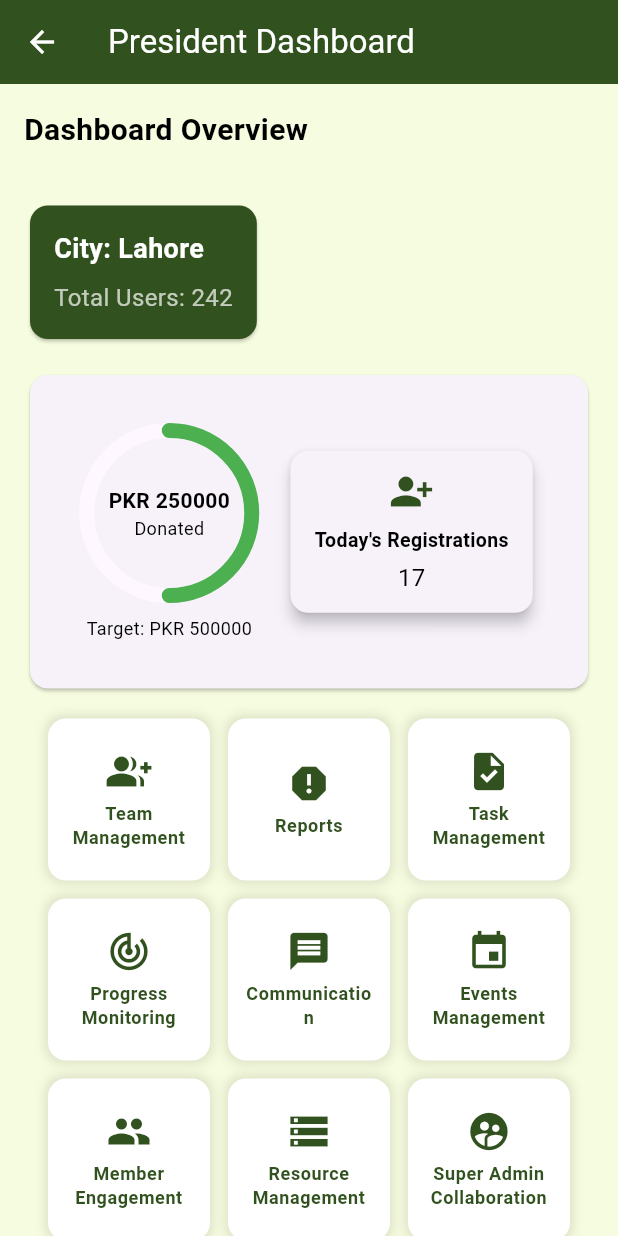
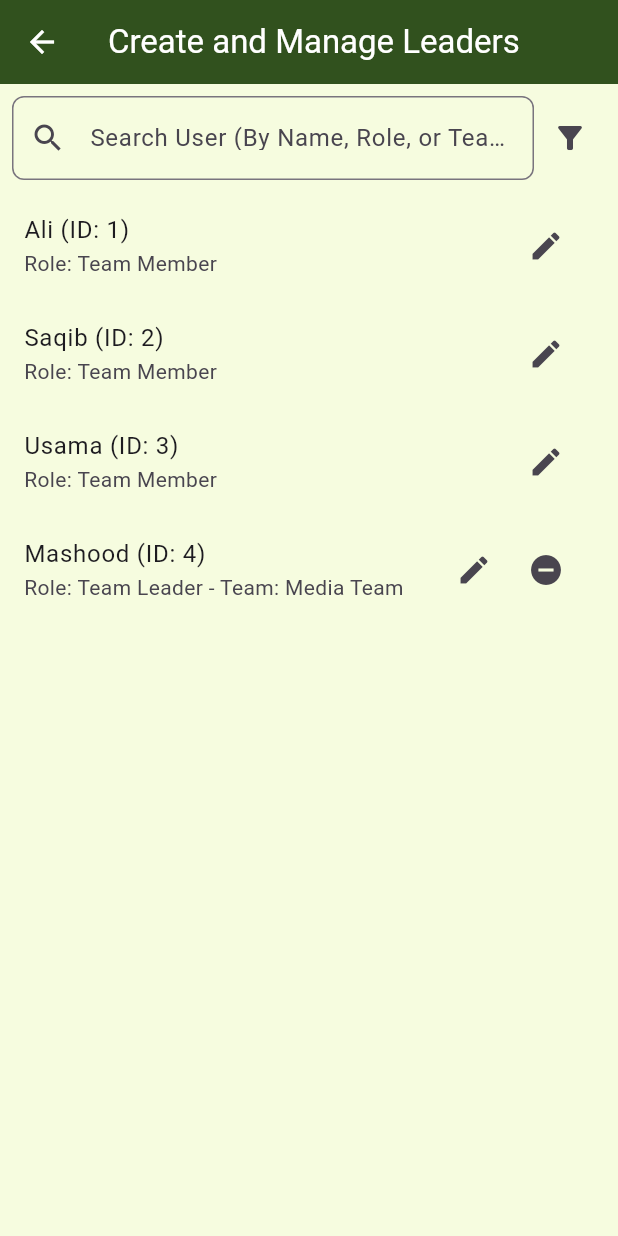
Before and after one commit to Muhammadsaqibsharif/kaar_e_kamal, a Flutter app: the PresidentDashboardScreen screen opened by its route, after a tap on "Team Management", on a phone screen of 412 x 824 dp. Run offline on Flutter 3.47's test engine with Material 3 defaults, Android fonts, the light colour scheme and no system bars; drawn by our look-alikes of percent_indicator; our stand-ins replace carousel_slider, image_picker, share_plus, shared_preferences; accounts and stored records are empty.

Commit message:
President Team Managment Screen

```diff
--- a/lib/routes/app_routes.dart
+++ b/lib/routes/app_routes.dart
@@ -4,6 +4,7 @@ import 'package:kaar_e_kamal/routes/route_names.dart';
 import 'package:kaar_e_kamal/screens/common/profile/user_profile_screen.dart';
 import 'package:kaar_e_kamal/screens/drawer/mainDrawer.dart';
 import 'package:kaar_e_kamal/screens/president/president_dashboard_screen.dart';
+import 'package:kaar_e_kamal/screens/president/team_management/team_managment_screen.dart';
 import 'package:kaar_e_kamal/screens/superAdmin/access_control/access_control.dart';
 import 'package:kaar_e_kamal/screens/superAdmin/chapter_management/assign_position_screen.dart';
 import 'package:kaar_e_kamal/screens/superAdmin/chapter_management/chapter_list_screen.dart';
@@ -97,6 +98,8 @@ class AppRoutes {
       //president routes
       RouteNames.PresidentDashboardScreen: (context) =>
           PresidentDashboardScreen(),
+      RouteNames.TeamManagmentScreen: (context) =>
+          TeamManagmentScreen(),
     };
   }
 }
--- a/lib/routes/route_names.dart
+++ b/lib/routes/route_names.dart
@@ -34,6 +34,7 @@ class RouteNames {
    //president routes
   static const String PresidentDashboardScreen = '/PresidentDashboardScreen';
   static const String PresidentDashboardWidget = '/PresidentDashboardWidget';
+  static const String TeamManagmentScreen = '/TeamManagmentScreen';
 
 
 }
--- a/lib/screens/president/president_dashboard_screen.dart
+++ b/lib/screens/president/president_dashboard_screen.dart
@@ -1,4 +1,5 @@
 import 'package:flutter/material.dart';
+import 'package:kaar_e_kamal/routes/route_names.dart';
 import 'package:kaar_e_kamal/widgets/president/dashboard/president_dashboard_widget.dart';
 
 class PresidentDashboardScreen extends StatelessWidget {
@@ -49,7 +50,8 @@ class PresidentDashboardScreen extends StatelessWidget {
                     _buildFeatureTile(context,
                         title: 'Team Management',
                         icon: Icons.group_add, onTap: () {
-                      // Navigator.pushNamed(context, RouteNames.TeamManagementScreen);
+                      Navigator.pushNamed(
+                          context, RouteNames.TeamManagmentScreen);
                     }),
                     _buildFeatureTile(context,
                         title: 'Reports', icon: Icons.report, onTap: () {
--- /dev/null
+++ b/lib/screens/president/team_management/team_managment_screen.dart
@@ -0,0 +1,254 @@
+import 'package:flutter/material.dart';
+
+class TeamManagmentScreen extends StatefulWidget {
+  @override
+  _TeamManagmentScreenState createState() => _TeamManagmentScreenState();
+}
+
+class _TeamManagmentScreenState extends State<TeamManagmentScreen> {
+  // Example list of users with associated teams
+  List<Map<String, dynamic>> users = [
+    {"id": 1, "name": "Ali", "role": "Team Member", "team": null},
+    {"id": 2, "name": "Saqib", "role": "Team Member", "team": null},
+    {"id": 3, "name": "Usama", "role": "Team Member", "team": null},
+    {"id": 4, "name": "Mashood", "role": "Team Leader", "team": "Media Team"},
+  ];
+
+  // Filtered list of users based on search and filter
+  List<Map<String, dynamic>> filteredUsers = [];
+
+  final TextEditingController searchController = TextEditingController();
+
+  final List<String> teams = [
+    "Media Team",
+    "Induction team",
+    "Graphics team",
+    "Blood Donation Team",
+    "Operational Team",
+    "Finance Team",
+    "Content team",
+    "Sponsorship Team",
+    "Event Team ",
+    "Survey Team",
+    "Verification team",
+    "Database Team",
+    "PR Team",
+    "Documentation Team",
+    "Response Groups Team",
+  ];
+
+  String? selectedTeam;
+  bool showLeadersOnly = false; // Filter flag for showing only leaders
+
+  @override
+  void initState() {
+    super.initState();
+    filteredUsers = List.from(users);
+    searchController.addListener(_filterUsers);
+  }
+
+  void _filterUsers() {
+    String query = searchController.text.toLowerCase();
+    setState(() {
+      filteredUsers = users
+          .where((user) =>
+              // Apply filtering based on search query, role, and team
+              (user["role"] == "Team Leader" && showLeadersOnly) ||
+              (user["name"].toLowerCase().contains(query) ||
+                  user["role"].toLowerCase().contains(query) ||
+                  user["id"].toString().contains(query) ||
+                  (user["team"] != null &&
+                      user["team"]!.toLowerCase().contains(query))))
+          .toList();
+    });
+  }
+
+  void _assignLeaderDialog(BuildContext context, Map<String, dynamic> user) {
+    selectedTeam = user['team']; // Pre-select the current team (if any)
+
+    showDialog(
+      context: context,
+      builder: (BuildContext context) {
+        return StatefulBuilder(
+          builder: (context, setStateDialog) {
+            return Dialog(
+              shape: RoundedRectangleBorder(
+                borderRadius: BorderRadius.circular(10),
+              ),
+              child: Padding(
+                padding: const EdgeInsets.all(16.0),
+                child: Column(
+                  mainAxisSize: MainAxisSize.min,
+                  children: [
+                    Text(
+                      "Assign Leader for ${user['name']} (ID: ${user['id']})",
+                      style: const TextStyle(
+                        fontSize: 18,
+                        fontWeight: FontWeight.bold,
+                      ),
+                      textAlign: TextAlign.center,
+                    ),
+                    const SizedBox(height: 16),
+                    DropdownButtonFormField<String>(
+                      value: selectedTeam,
+                      decoration: const InputDecoration(
+                        labelText: "Select Team",
+                        border: OutlineInputBorder(),
+                      ),
+                      items: teams.map((team) {
+                        return DropdownMenuItem(value: team, child: Text(team));
+                      }).toList(),
+                      onChanged: (value) {
+                        setStateDialog(() {
+                          selectedTeam = value;
+                        });
+                      },
+                    ),
+                    const SizedBox(height: 24),
+                    Row(
+                      mainAxisAlignment: MainAxisAlignment.end,
+                      children: [
+                        TextButton(
+                          child: const Text("Cancel"),
+                          onPressed: () => Navigator.pop(context),
+                        ),
+                        ElevatedButton(
+                          onPressed: () {
+                            if (selectedTeam != null) {
+                              setState(() {
+                                // Here you would update the user's role/team as needed
+                                int userIndex = users
+                                    .indexWhere((u) => u["id"] == user["id"]);
+                                if (userIndex != -1) {
+                                  users[userIndex]["role"] = "Team Leader";
+                                  users[userIndex]["team"] = selectedTeam;
+                                }
+
+                                // Also update filteredUsers to reflect the changes immediately
+                                filteredUsers = List.from(users);
+                              });
+                              Navigator.pop(context);
+                            }
+                          },
+                          child: const Text("Assign Leader"),
+                        ),
+                      ],
+                    ),
+                  ],
+                ),
+              ),
+            );
+          },
+        );
+      },
+    );
+  }
+
+  void _removeLeaderDialog(BuildContext context, Map<String, dynamic> user) {
+    showDialog(
+      context: context,
+      builder: (BuildContext context) {
+        return AlertDialog(
+          title: Text("Remove Leader Role from ${user['name']}"),
+          content: Text(
+              "Are you sure you want to remove ${user['name']}'s leader role?"),
+          actions: [
+            TextButton(
+              child: const Text("Cancel"),
+              onPressed: () => Navigator.pop(context),
+            ),
+            ElevatedButton(
+              onPressed: () {
+                setState(() {
+                  // Remove the leader role by updating the user's role
+                  int userIndex =
+                      users.indexWhere((u) => u["id"] == user["id"]);
+                  if (userIndex != -1) {
+                    users[userIndex]["role"] = "Team Member";
+                    users[userIndex]["team"] = null; // Clear the team
+                  }
+
+                  // Also update filteredUsers to reflect the changes immediately
+                  filteredUsers = List.from(users);
+                });
+                Navigator.pop(context);
+              },
+              child: const Text("Remove Leader"),
+            ),
+          ],
+        );
+      },
+    );
+  }
+
+  @override
+  Widget build(BuildContext context) {
+    return Scaffold(
+      appBar: AppBar(title: const Text("Create and Manage Leaders")),
+      body: Column(
+        children: [
+          Padding(
+            padding: const EdgeInsets.all(8.0),
+            child: Row(
+              children: [
+                Expanded(
+                  child: TextField(
+                    controller: searchController,
+                    decoration: InputDecoration(
+                      labelText: "Search User (By Name, Role, or Team)",
+                      prefixIcon: const Icon(Icons.search),
+                      border: OutlineInputBorder(
+                        borderRadius: BorderRadius.circular(8.0),
+                      ),
+                    ),
+                  ),
+                ),
+                IconButton(
+                  icon: Icon(showLeadersOnly
+                      ? Icons.filter_alt_off
+                      : Icons.filter_alt),
+                  onPressed: () {
+                    setState(() {
+                      showLeadersOnly = !showLeadersOnly;
+                    });
+                    _filterUsers(); // Reapply filter when toggling
+                  },
+                ),
+              ],
+            ),
+          ),
+          Expanded(
+            child: ListView.builder(
+              itemCount: filteredUsers.length,
+              itemBuilder: (context, index) {
+                return ListTile(
+                  title: Text(
+                      "${filteredUsers[index]["name"]} (ID: ${filteredUsers[index]['id']})"),
+                  subtitle: Text(
+                    "Role: ${filteredUsers[index]['role']} ${filteredUsers[index]['team'] != null ? '- Team: ${filteredUsers[index]['team']}' : ''}",
+                  ),
+                  trailing: Row(
+                    mainAxisSize: MainAxisSize.min,
+                    children: [
+                      IconButton(
+                        icon: const Icon(Icons.edit),
+                        onPressed: () =>
+                            _assignLeaderDialog(context, filteredUsers[index]),
+                      ),
+                      if (filteredUsers[index]['role'] == 'Team Leader')
+                        IconButton(
+                          icon: const Icon(Icons.remove_circle),
+                          onPressed: () => _removeLeaderDialog(
+                              context, filteredUsers[index]),
+                        ),
+                    ],
+                  ),
+                );
+              },
+            ),
+          ),
+        ],
+      ),
+    );
+  }
+}
```
